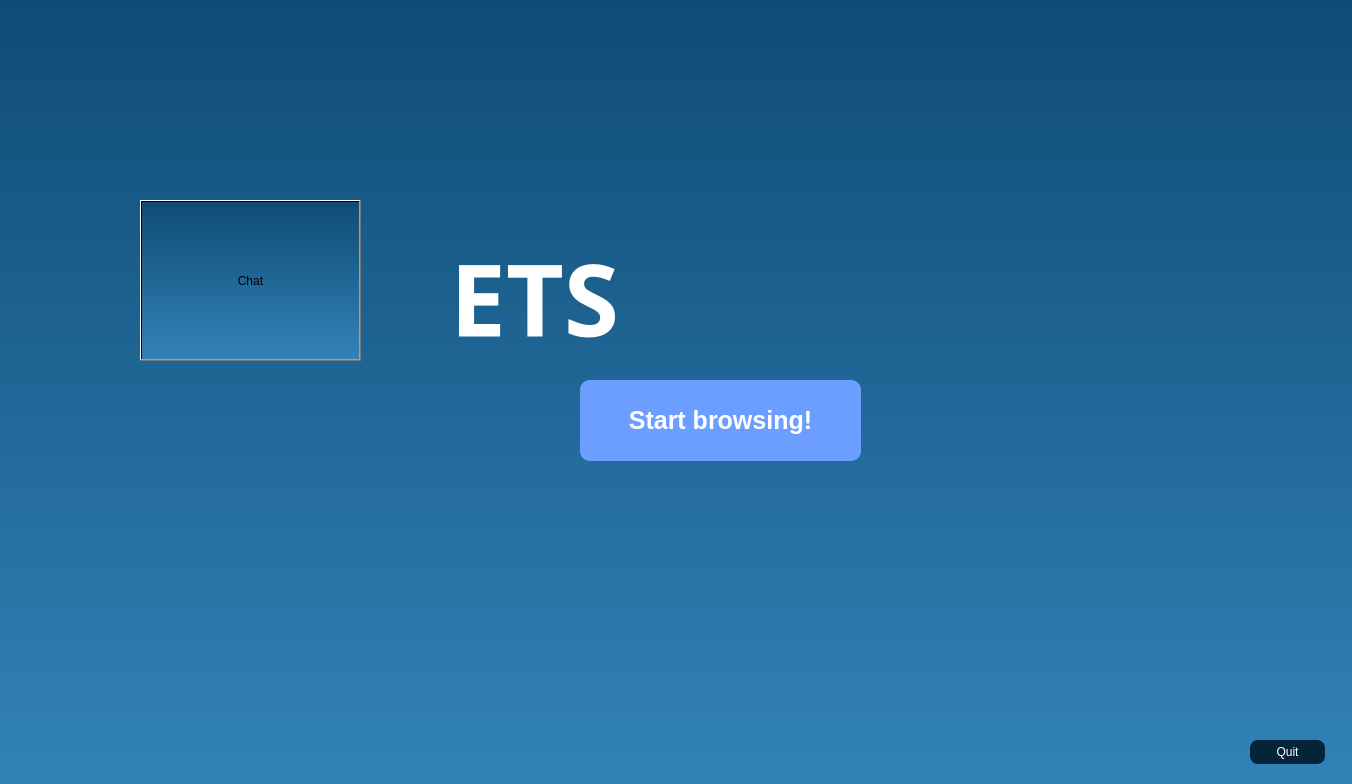
This is src/mainwindow.ui in codingburgas/school-project-assignment-ets as Qt 5 draws it before an edit. The edited form follows.
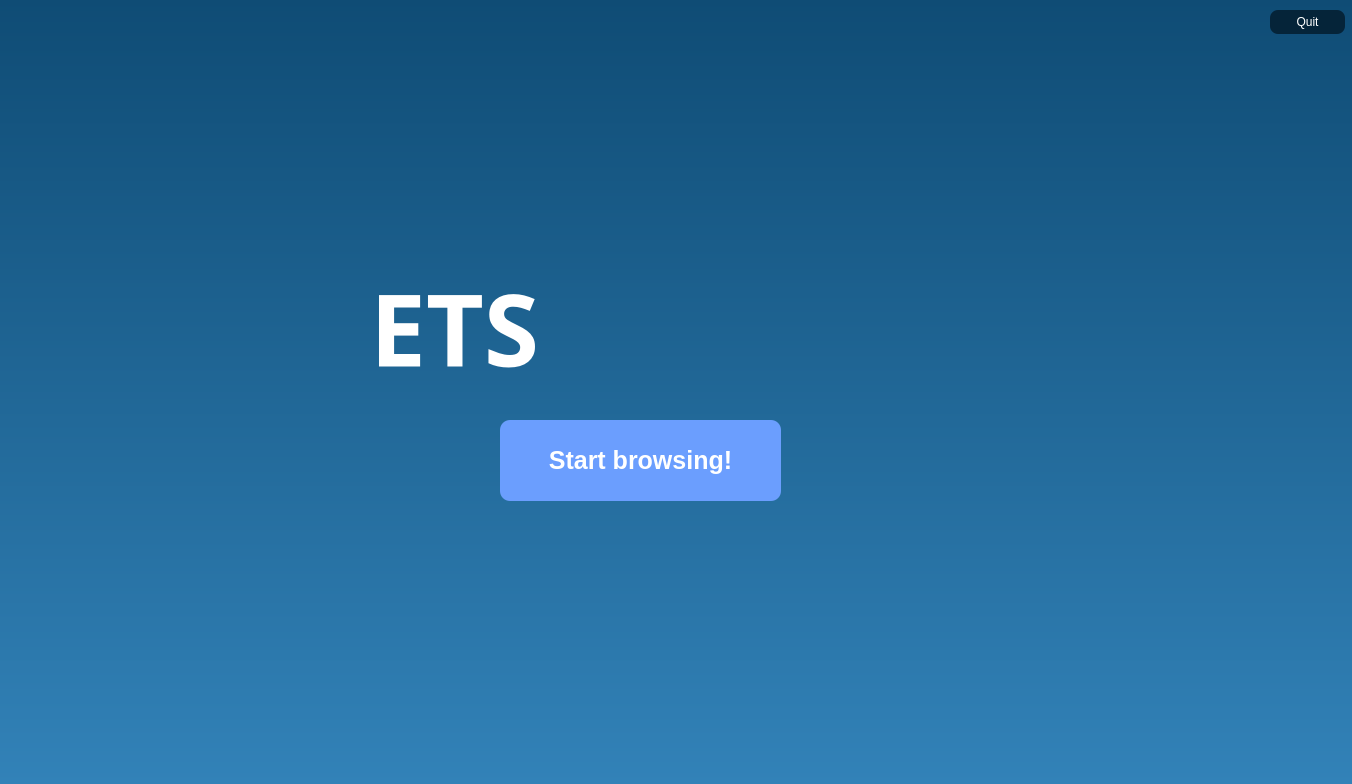
This is the edited form.

Commit message: Get rid of buttons for debugging

```diff
--- a/src/mainwindow.ui
+++ b/src/mainwindow.ui
@@ -31,8 +31,8 @@
    <widget class="QPushButton" name="quitButton">
     <property name="geometry">
      <rect>
-      <x>1250</x>
-      <y>740</y>
+      <x>1270</x>
+      <y>10</y>
       <width>75</width>
       <height>24</height>
      </rect>
@@ -49,8 +49,8 @@
    <widget class="QPushButton" name="openBlueprintButton">
     <property name="geometry">
      <rect>
-      <x>580</x>
-      <y>380</y>
+      <x>500</x>
+      <y>420</y>
       <width>281</width>
       <height>81</height>
      </rect>
@@ -73,8 +73,8 @@
    <widget class="QLabel" name="ETSlabel">
     <property name="geometry">
      <rect>
-      <x>450</x>
-      <y>140</y>
+      <x>370</x>
+      <y>170</y>
       <width>539</width>
       <height>316</height>
      </rect>
@@ -107,19 +107,6 @@
      <cstring>openBlueprintButton</cstring>
     </property>
    </widget>
-   <widget class="QPushButton" name="pushButton">
-    <property name="geometry">
-     <rect>
-      <x>140</x>
-      <y>200</y>
-      <width>221</width>
-      <height>161</height>
-     </rect>
-    </property>
-    <property name="text">
-     <string>Chat</string>
-    </property>
-   </widget>
    <zorder>ETSlabel</zorder>
    <zorder>quitButton</zorder>
    <zorder>openBlueprintButton</zorder>
```
Left out of the diff: 1 changed line with no effect on the pictures.
